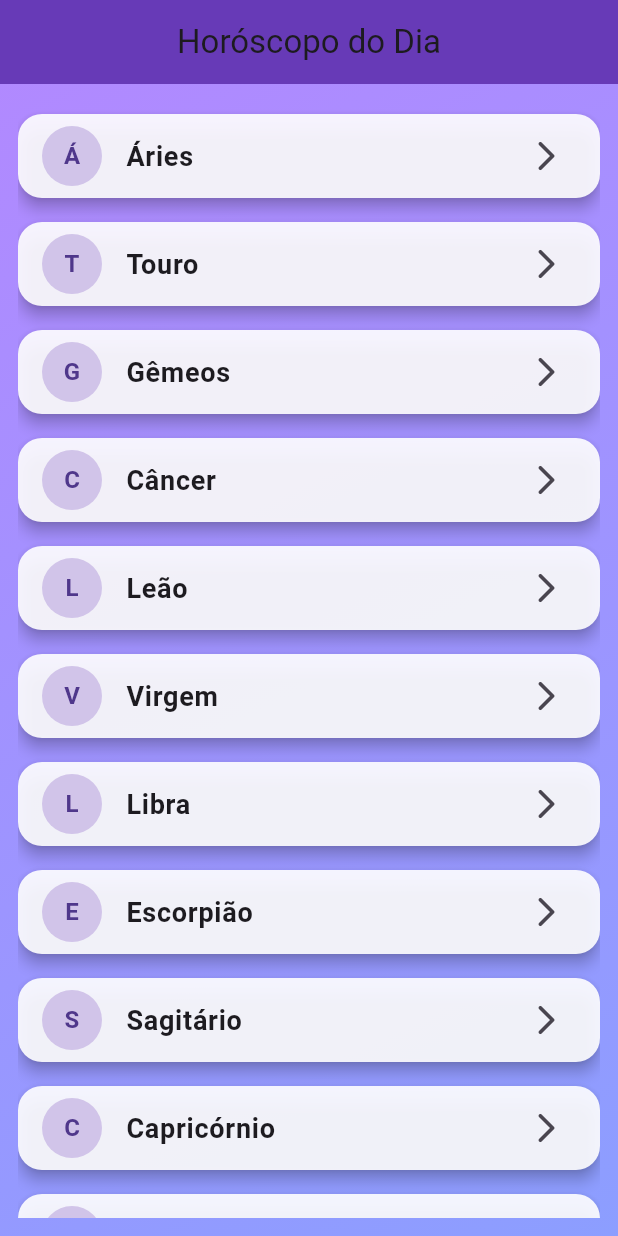
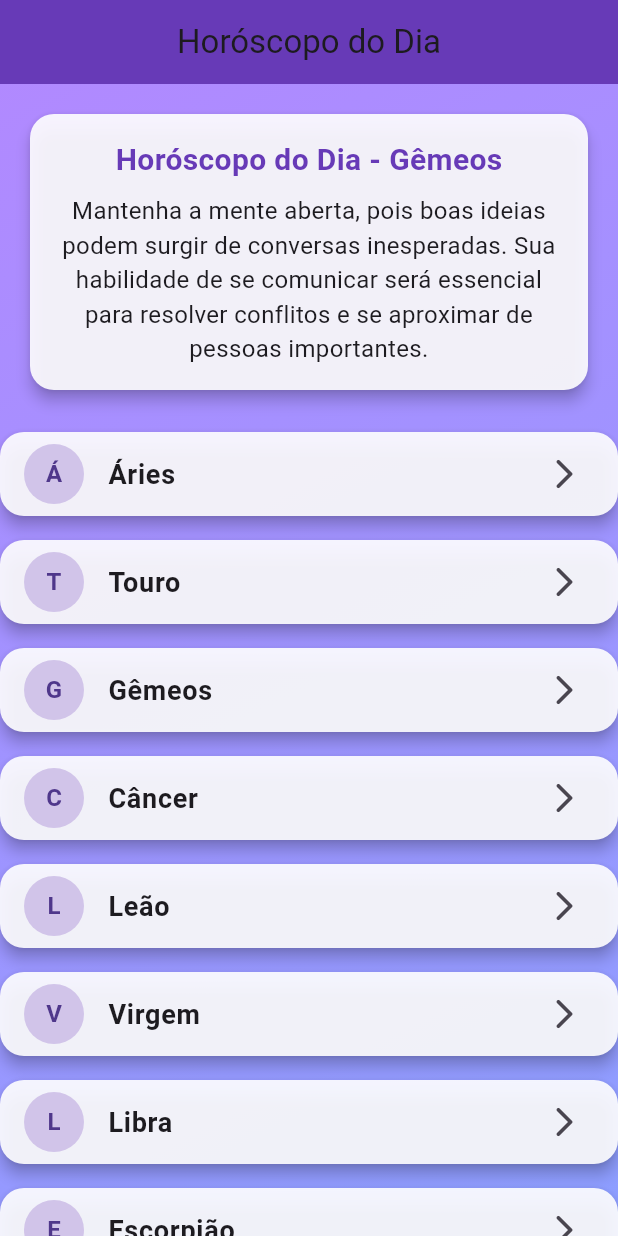
Before and after one commit to Gabriel-Xander/app_horoscopo, a Flutter app: the screen it shows after launch, on a phone screen of 412 x 824 dp. Run offline on Flutter 3.47's test engine with Material 3 defaults, Android fonts, the light colour scheme and no system bars; our stand-ins replace firebase_core, firebase_messaging, google_fonts; accounts and stored records are empty.

Commit message:
versao correta

```diff
--- a/lib/HoroscopoHomePage.dart
+++ b/lib/HoroscopoHomePage.dart
@@ -97,17 +97,41 @@ class HoroscopoHomePage extends StatefulWidget {
 }
 
 class _HoroscopoHomePageState extends State<HoroscopoHomePage> {
+  String? horoscopoDoDia;
+  String? signoSelecionado;
+
   @override
   void initState() {
     super.initState();
-    // _requestNotificationPermission();
     _initFirebaseMessaging();
+    _gerarHoroscopoDoDia();
+  }
+
+  void _gerarHoroscopoDoDia() {
+    final hoje = DateTime.now();
+    final indice = hoje.day % signos.length;
+    setState(() {
+      signoSelecionado = signos[indice]['nome'];
+      horoscopoDoDia = signos[indice]['descricao'];
+    });
   }
 
   void _initFirebaseMessaging() {
-    FirebaseMessaging.instance.getToken();
+    FirebaseMessaging.instance.getToken().then((token) {
+      print('Token do dispositivo: $token');
+    });
 
-    FirebaseMessaging.onMessage.listen((RemoteMessage message) {});
+    FirebaseMessaging.onMessage.listen((RemoteMessage message) {
+      print('Mensagem recebida: ${message.messageId}');
+      if (message.notification != null) {
+        ScaffoldMessenger.of(context).showSnackBar(
+          SnackBar(
+            content: Text(message.notification!.body ?? ''),
+            backgroundColor: Colors.deepPurple,
+          ),
+        );
+      }
+    });
   }
 
   @override
@@ -127,8 +151,41 @@ class _HoroscopoHomePageState extends State<HoroscopoHomePage> {
           centerTitle: true,
           backgroundColor: Colors.deepPurple,
         ),
-        body: Padding(
-          padding: const EdgeInsets.all(12.0),
+        body: Column(
+          children: [
+            if (horoscopoDoDia != null && signoSelecionado != null)
+              Padding(
+                padding: const EdgeInsets.all(16.0),
+                child: Card(
+                  shape: RoundedRectangleBorder(
+                    borderRadius: BorderRadius.circular(16),
+                  ),
+                  color: Colors.white.withOpacity(0.9),
+                  elevation: 4,
+                  child: Padding(
+                    padding: const EdgeInsets.all(16.0),
+                    child: Column(
+                      children: [
+                        Text(
+                          'Horóscopo do Dia - $signoSelecionado',
+                          style: const TextStyle(
+                            fontSize: 20,
+                            fontWeight: FontWeight.bold,
+                            color: Colors.deepPurple,
+                          ),
+                        ),
+                        const SizedBox(height: 8),
+                        Text(
+                          horoscopoDoDia!,
+                          textAlign: TextAlign.center,
+                          style: const TextStyle(fontSize: 16),
+                        ),
+                      ],
+                    ),
+                  ),
+                ),
+              ),
+            Expanded(
               child: ListView.builder(
                 itemCount: signos.length,
                 itemBuilder: (context, index) {
@@ -167,6 +224,8 @@ class _HoroscopoHomePageState extends State<HoroscopoHomePage> {
                   );
                 },
               ),
+            ),
+          ],
         ),
       ),
     );
```
Also changed, not shown: lib/main.dart (+22 -0 lines). Lines whose indentation alone changed are shown as unchanged.
